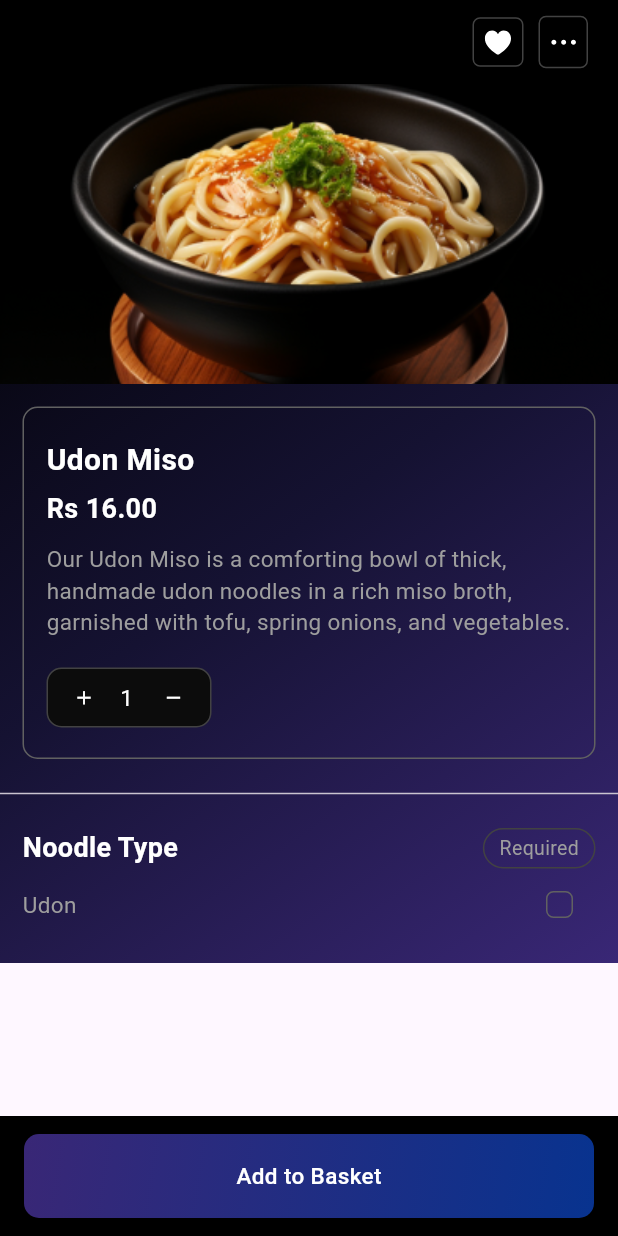
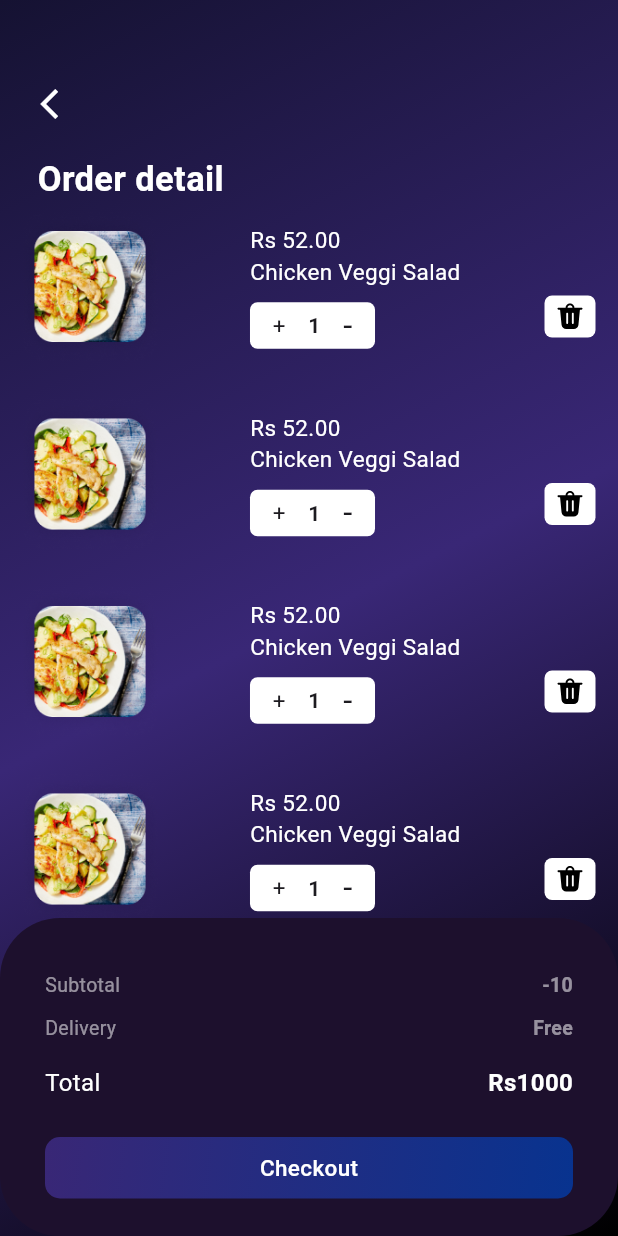
Before and after one commit to Muhammad-Usman08/Final-Hackathon, a Flutter app: the screen it shows after launch, on a phone screen of 412 x 824 dp. Run offline on Flutter 3.47's test engine with Material 3 defaults, Android fonts, the light colour scheme and no system bars; our stand-ins replace flutter_svg, get.

Commit message:
order detail screen ui completed

```diff
--- a/lib/main.dart
+++ b/lib/main.dart
@@ -1,6 +1,6 @@
 import 'package:flutter/material.dart';
 import 'package:get/get.dart';
-import 'package:hackhthon_project/views/menu_screen/menu_screen_view.dart';
+import 'package:hackhthon_project/views/order_detail/order_detail_view.dart';
 
 void main() {
   runApp(const MyApp());
@@ -12,7 +12,8 @@ class MyApp extends StatelessWidget {
   @override
   Widget build(BuildContext context) {
     return GetMaterialApp(
-      home: MenuScreenView(),
+      home: OrderDetailView(),
+      debugShowCheckedModeBanner: false,
     );
   }
 }
--- /dev/null
+++ b/lib/views/order_detail/order_detail_view.dart
@@ -0,0 +1,222 @@
+import 'package:flutter/material.dart';
+import 'package:flutter_svg/flutter_svg.dart';
+import 'package:hackhthon_project/components/common_button.dart';
+import 'package:hackhthon_project/components/custom_text.dart';
+import 'package:hackhthon_project/utils/constants.dart';
+
+class OrderDetailView extends StatelessWidget {
+  const OrderDetailView({super.key});
+
+  @override
+  Widget build(BuildContext context) {
+    return Scaffold(
+      body: Container(
+          width: double.infinity,
+          decoration: const BoxDecoration(
+            gradient: LinearGradient(
+              colors: [Color(0xff151232), Color(0xff392776), Colors.black],
+              begin: Alignment.topLeft,
+              end: Alignment.bottomRight,
+            ),
+          ),
+          child: Container(
+            margin: const EdgeInsets.only(top: 30),
+            child: Column(
+              crossAxisAlignment: CrossAxisAlignment.start,
+              children: [
+                Padding(
+                  padding: const EdgeInsets.only(
+                      left: screenPadding, top: screenPadding),
+                  child: IconButton(
+                      onPressed: () {},
+                      icon: const Icon(Icons.arrow_back_ios,
+                          color: Colors.white)),
+                ),
+                const SizedBox(height: 10),
+                Padding(
+                  padding: const EdgeInsets.only(left: screenPadding),
+                  child: Container(
+                    margin: const EdgeInsets.only(left: 10),
+                    child: const CustomText(
+                      text: 'Order detail',
+                      weight: FontWeight.bold,
+                      fontSize: 23,
+                      color: Colors.white,
+                    ),
+                  ),
+                ),
+                Expanded(
+                  child: ListView.builder(
+                      itemCount: 10,
+                      shrinkWrap: true,
+                      itemBuilder: (context, index) {
+                        return Padding(
+                          padding: const EdgeInsets.symmetric(horizontal: screenPadding,vertical: 5),
+                          child: Container(
+                            margin: const EdgeInsets.only(bottom: 15),
+                            child: Column(
+                              children: [
+                                Row(
+                                  mainAxisAlignment:
+                                      MainAxisAlignment.spaceBetween,
+                                  children: [
+                                    Container(
+                                      width: MediaQuery.of(context).size.width *
+                                          0.22,
+                                      height: 100,
+                                      decoration: BoxDecoration(
+                                        borderRadius: BorderRadius.circular(15),
+                                      ),
+                                      child: ClipRRect(
+                                        borderRadius: BorderRadius.circular(
+                                            15),
+                                        child: Image.asset(
+                                          'assets/images/product image.png',
+                                          fit: BoxFit
+                                              .cover,
+                                        ),
+                                      ),
+                                    ),
+                                    Container(
+                                      margin: const EdgeInsets.only(left: 5),
+                                      child: Column(
+                                        crossAxisAlignment:
+                                            CrossAxisAlignment.start,
+                                        children: [
+                                          const CustomText(
+                                            text: "Rs 52.00",
+                                            color: Colors.white,
+                                          ),
+                                          const CustomText(
+                                            text: 'Chicken Veggi Salad',
+                                            color: Colors.white,
+                                          ),
+                                          SizedBox(height: 10),
+                                          Container(
+                                            padding: const EdgeInsets.symmetric(
+                                                horizontal: 15, vertical: 0),
+                                            decoration: BoxDecoration(
+                                              color: Colors.white,
+                                              borderRadius:
+                                                  BorderRadius.circular(5),
+                                            ),
+                                            child: Row(
+                                              children: [
+                                                InkWell(
+                                                  onTap: () {},
+                                                  child: const Text(
+                                                    '+',
+                                                    style:
+                                                        TextStyle(fontSize: 15),
+                                                  ),
+                                                ),
+                                                Container(
+                                                    margin: const EdgeInsets
+                                                        .symmetric(
+                                                        horizontal: 15),
+                                                    child: const Text(
+                                                      '1',
+                                                      style: TextStyle(
+                                                        fontWeight:
+                                                            FontWeight.w600,
+                                                      ),
+                                                    )),
+                                                GestureDetector(
+                                                  onTap: () {},
+                                                  child: const Text(
+                                                    '-',
+                                                    style:
+                                                        TextStyle(fontSize: 22),
+                                                  ),
+                                                ),
+                                              ],
+                                            ),
+                                          )
+                                        ],
+                                      ),
+                                    ),
+                                    Container(
+                                      decoration: BoxDecoration(
+                                          borderRadius:
+                                              BorderRadius.circular(5),
+                                          color: Colors.white),
+                                      margin: EdgeInsets.only(top: 40),
+                                      width: 34,
+                                      height: 28,
+                                      padding: EdgeInsets.all(4),
+                                      child: SvgPicture.asset(
+                                          'assets/svg-icons/delete.svg'),
+                                    )
+                                  ],
+                                ),
+                              ],
+                            ),
+                          ),
+                        );
+                      }),
+                ),
+                Container(
+                  decoration: BoxDecoration(
+                      color: Color(0xff1D102D),
+                      borderRadius: BorderRadius.circular(40)),
+                  padding:
+                      const EdgeInsets.symmetric(vertical: 25, horizontal: 30),
+                  child: Column(
+                    children: [
+                      paymentSummary('-10', "Subtotal"),
+                      paymentSummary('Free', "Delivery"),
+                      const SizedBox(height: 15),
+                      const Row(
+                        children: [
+                          CustomText(
+                            fontSize: 16,
+                            text: 'Total',
+                            color: Colors.white,
+                          ),
+                          Spacer(),
+                          CustomText(
+                            fontSize: 16,
+                            text: 'Rs1000',
+                            weight: FontWeight.bold,
+                            color: Colors.white,
+                          )
+                        ],
+                      ),
+                      Container(
+                        margin: const EdgeInsets.only(top: 25),
+                        child: Center(
+                          child: CommonButton(
+                            title: 'Checkout',
+                            onPressed: () {},
+                          ),
+                        ),
+                      )
+                    ],
+                  ),
+                )
+              ],
+            ),
+          )),
+    );
+  }
+
+  Widget paymentSummary(String charges, String chargesName) {
+    return (Container(
+      margin: const EdgeInsets.only(top: 10),
+      child: Row(
+        mainAxisAlignment: MainAxisAlignment.spaceBetween,
+        children: [
+          Text(chargesName,
+              style: TextStyle(fontSize: 13, color: Colors.white54)),
+          Text(
+            charges,
+            style: const TextStyle(
+                fontSize: 13,
+                fontWeight: FontWeight.w600,
+                color: Colors.white54),
+          ),
+        ],
+      ),
+    ));
+  }
+}
```
Also changed, not shown: assets/images/product image.png (added), assets/svg-icons/delete.svg (added), lib/views/order_detail/order_detail_viewmodel.dart (added).
